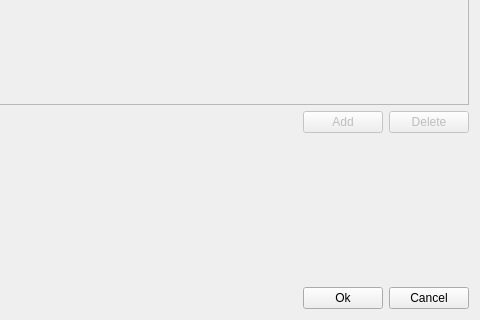
Old version of the form src/forms/dhcpserverproperty.ui in the repository Vortm4x/netemul; both pictures show x 320 to 800 and y 142 to 462 of the 800 by 462 pixel window.
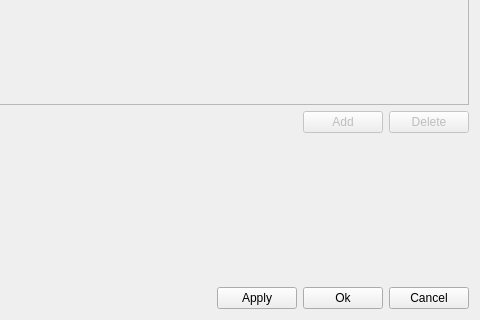
New version of the form. Icons and pictures are not drawn. Custom widgets are drawn as their Qt base class.

```diff
--- a/src/forms/dhcpserverproperty.ui
+++ b/src/forms/dhcpserverproperty.ui
@@ -284,6 +284,13 @@
        </property>
       </spacer>
      </item>
+     <item>
+      <widget class="QPushButton" name="btn_apply">
+       <property name="text">
+        <string>Apply</string>
+       </property>
+      </widget>
+     </item>
      <item>
       <widget class="QPushButton" name="btn_ok">
        <property name="text">
```
Left out of the diff: 53 changed lines with no effect on the pictures.
